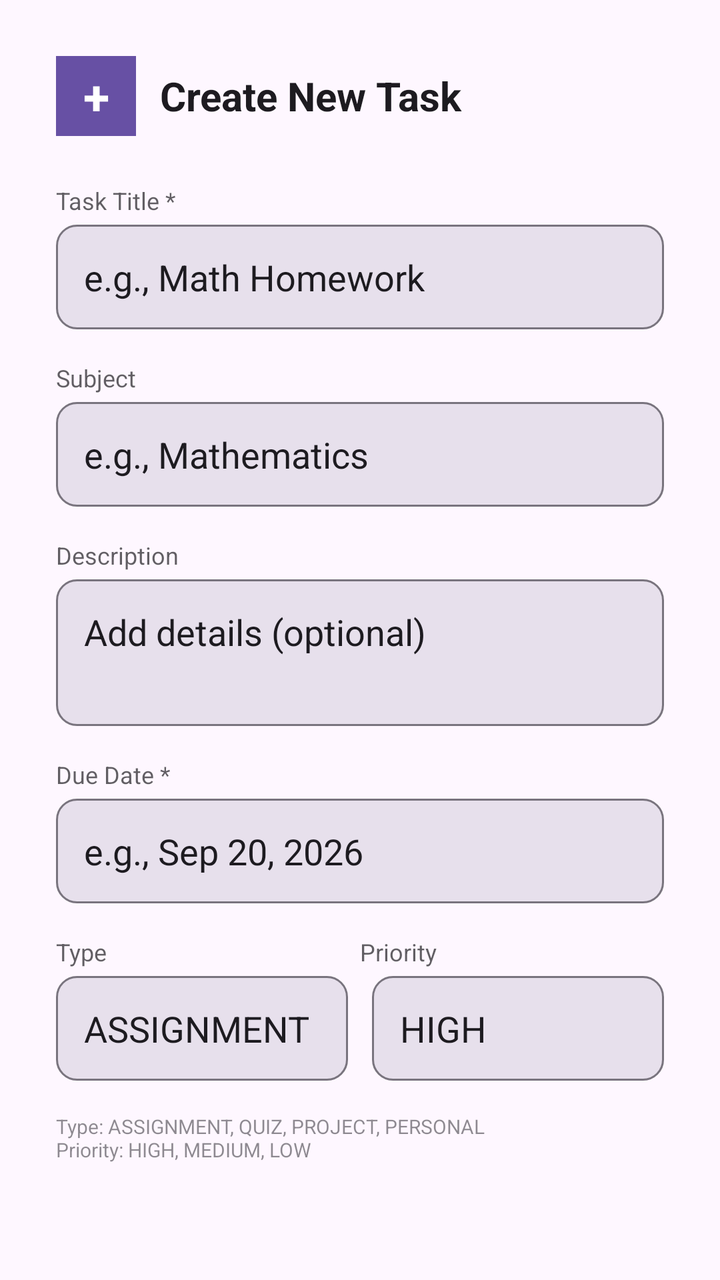
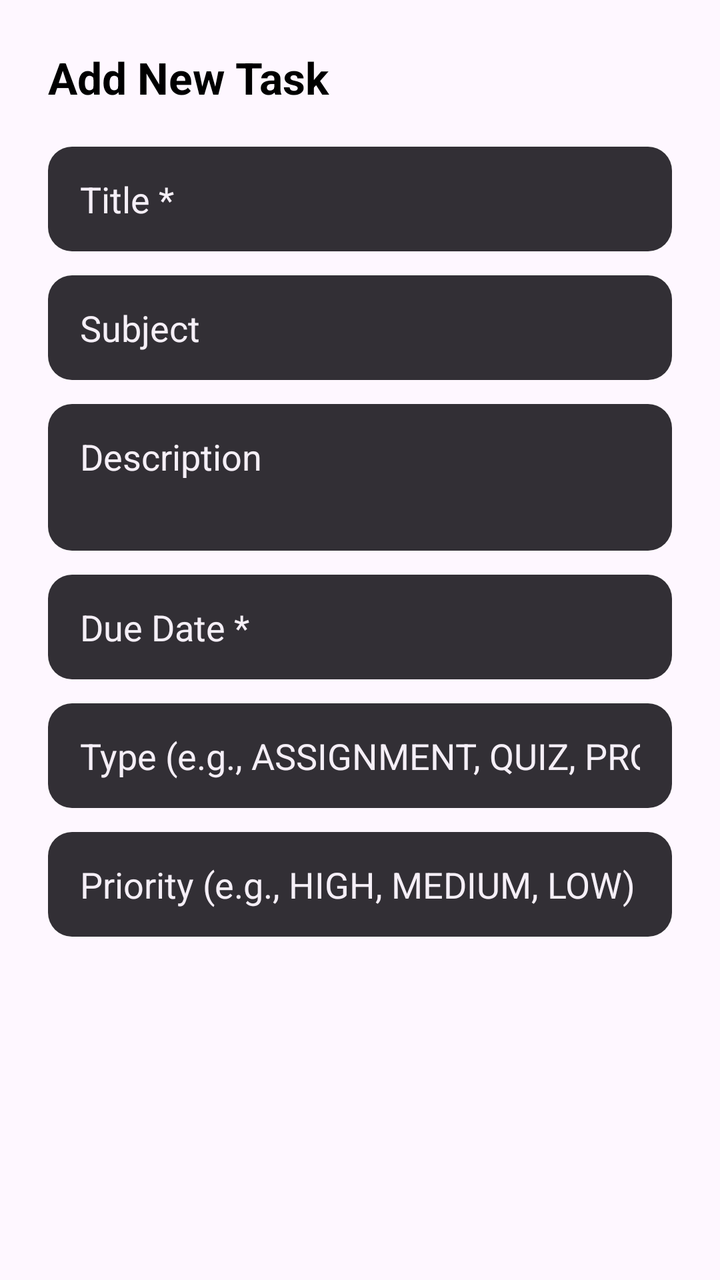

Screens rendered from an Android XML layout before and after an edit, with the pre-edit source and the edit as a unified diff.
<!-- AndroidManifest.xml: application theme Theme.David -->
<!-- res/layout/dialog_add_task.xml -->
<?xml version="1.0" encoding="utf-8"?>
<ScrollView
    xmlns:android="http://schemas.android.com/apk/res/android"
    android:layout_width="match_parent"
    android:layout_height="wrap_content"
    android:background="?attr/colorSurface"
    android:padding="28dp">

    ```
    <LinearLayout
        android:layout_width="match_parent"
        android:layout_height="wrap_content"
        android:orientation="vertical">

        

        <LinearLayout
            android:layout_width="match_parent"
            android:layout_height="wrap_content"
            android:orientation="horizontal"
            android:gravity="center_vertical"
            android:layout_marginBottom="24dp">

            <TextView
                android:layout_width="40dp"
                android:layout_height="40dp"
                android:background="?attr/colorPrimary"
                android:gravity="center"
                android:text="+"
                android:textSize="24sp"
                android:textColor="?attr/colorOnPrimary"
                android:textStyle="bold" />

            <TextView
                android:layout_width="wrap_content"
                android:layout_height="wrap_content"
                android:text="Create New Task"
                android:textSize="20sp"
                android:textStyle="bold"
                android:textColor="?attr/colorOnSurface"
                android:layout_marginStart="12dp" />

        </LinearLayout>


        

        <TextView
            android:layout_width="wrap_content"
            android:layout_height="wrap_content"
            android:text="Task Title *"
            android:textSize="12sp"
            android:textColor="?attr/colorOnSurface"
            android:alpha="0.7"
            android:layout_marginBottom="4dp" />

        <EditText
            android:id="@+id/etTitle"
            android:layout_width="match_parent"
            android:layout_height="wrap_content"
            android:hint="e.g., Math Homework"
            android:inputType="textCapSentences"
            android:background="@drawable/bg_input"
            android:layout_marginBottom="16dp"
            android:textColor="?attr/colorOnSurface"
            android:textColorHint="?attr/colorOnSurface"
            android:padding="14dp" />


        

        <TextView
            android:layout_width="wrap_content"
            android:layout_height="wrap_content"
            android:text="Subject"
            android:textSize="12sp"
            android:textColor="?attr/colorOnSurface"
            android:alpha="0.7"
            android:layout_marginBottom="4dp" />

        <EditText
            android:id="@+id/etSubject"
            android:layout_width="match_parent"
            android:layout_height="wrap_content"
            android:hint="e.g., Mathematics"
            android:inputType="textCapWords"
            android:background="@drawable/bg_input"
            android:layout_marginBottom="16dp"
            android:textColor="?attr/colorOnSurface"
            android:textColorHint="?attr/colorOnSurface"
            android:padding="14dp" />


        

        <TextView
            android:layout_width="wrap_content"
            android:layout_height="wrap_content"
            android:text="Description"
            android:textSize="12sp"
            android:textColor="?attr/colorOnSurface"
            android:alpha="0.7"
            android:layout_marginBottom="4dp" />

        <EditText
            android:id="@+id/etDescription"
            android:layout_width="match_parent"
            android:layout_height="wrap_content"
            android:hint="Add details (optional)"
            android:inputType="textMultiLine"
            android:minLines="2"
            android:gravity="top"
            android:background="@drawable/bg_input"
            android:layout_marginBottom="16dp"
            android:textColor="?attr/colorOnSurface"
            android:textColorHint="?attr/colorOnSurface"
            android:padding="14dp" />


        

        <TextView
            android:layout_width="wrap_content"
            android:layout_height="wrap_content"
            android:text="Due Date *"
            android:textSize="12sp"
            android:textColor="?attr/colorOnSurface"
            android:alpha="0.7"
            android:layout_marginBottom="4dp" />

        <EditText
            android:id="@+id/etDueDate"
            android:layout_width="match_parent"
            android:layout_height="wrap_content"
            android:hint="e.g., Sep 20, 2026"
            android:inputType="text"
            android:background="@drawable/bg_input"
            android:layout_marginBottom="16dp"
            android:textColor="?attr/colorOnSurface"
            android:textColorHint="?attr/colorOnSurface"
            android:padding="14dp" />


        

        <LinearLayout
            android:layout_width="match_parent"
            android:layout_height="wrap_content"
            android:orientation="horizontal"
            android:layout_marginBottom="8dp">

            

            <LinearLayout
                android:layout_width="0dp"
                android:layout_height="wrap_content"
                android:layout_weight="1"
                android:orientation="vertical">

                <TextView
                    android:layout_width="wrap_content"
                    android:layout_height="wrap_content"
                    android:text="Type"
                    android:textSize="12sp"
                    android:textColor="?attr/colorOnSurface"
                    android:alpha="0.7"
                    android:layout_marginBottom="4dp" />

                <EditText
                    android:id="@+id/etType"
                    android:layout_width="match_parent"
                    android:layout_height="wrap_content"
                    android:hint="ASSIGNMENT"
                    android:inputType="textCapCharacters"
                    android:background="@drawable/bg_input"
                    android:textColor="?attr/colorOnSurface"
                    android:textColorHint="?attr/colorOnSurface"
                    android:padding="14dp"
                    android:layout_marginEnd="6dp" />

            </LinearLayout>


            

            <LinearLayout
                android:layout_width="0dp"
                android:layout_height="wrap_content"
                android:layout_weight="1"
                android:orientation="vertical">

                <TextView
                    android:layout_width="wrap_content"
                    android:layout_height="wrap_content"
                    android:text="Priority"
                    android:textSize="12sp"
                    android:textColor="?attr/colorOnSurface"
                    android:alpha="0.7"
                    android:layout_marginBottom="4dp" />

                <EditText
                    android:id="@+id/etPriority"
                    android:layout_width="match_parent"
                    android:layout_height="wrap_content"
                    android:hint="HIGH"
                    android:inputType="textCapCharacters"
                    android:background="@drawable/bg_input"
                    android:textColor="?attr/colorOnSurface"
                    android:textColorHint="?attr/colorOnSurface"
                    android:padding="14dp"
                    android:layout_marginStart="6dp" />

            </LinearLayout>

        </LinearLayout>


        

        <TextView
            android:layout_width="match_parent"
            android:layout_height="wrap_content"
            android:text="Type: ASSIGNMENT, QUIZ, PROJECT, PERSONAL&#10;Priority: HIGH, MEDIUM, LOW"
            android:textSize="10sp"
            android:textColor="?attr/colorOnSurface"
            android:alpha="0.5"
            android:layout_marginTop="8dp"
            android:layout_marginBottom="4dp" />

    </LinearLayout>
    ```

</ScrollView>
<!-- resources referenced by this layout -->
<resources>
  <!-- drawable bg_input (drawable) -->
  <?xml version="1.0" encoding="utf-8"?>
  <selector xmlns:android="http://schemas.android.com/apk/res/android">
  
      ```
      
      <item android:state_focused="true">
          <shape android:shape="rectangle">
              <solid android:color="?attr/colorSurfaceVariant" />
              <stroke
                  android:width="2dp"
                  android:color="?attr/colorPrimary" />
              <corners android:radius="10dp" />
          </shape>
      </item>
  
      
      <item>
          <shape android:shape="rectangle">
              <solid android:color="?attr/colorSurfaceVariant" />
              <stroke
                  android:width="1dp"
                  android:color="?attr/colorOutline" />
              <corners android:radius="10dp" />
          </shape>
      </item>
      ```
  
  </selector>
  <style name="Theme.David" parent="Base.Theme.David" />
  <style name="Base.Theme.David" parent="Theme.Material3.DayNight.NoActionBar">
          
      </style>
</resources>

<!-- the commit's change to res/layout/dialog_add_task.xml (unified diff, before → after) -->
@@ -3,231 +3,100 @@
     xmlns:android="http://schemas.android.com/apk/res/android"
     android:layout_width="match_parent"
     android:layout_height="wrap_content"
-    android:background="?attr/colorSurface"
-    android:padding="28dp">
+    android:fillViewport="true">
 
-    ```
     <LinearLayout
         android:layout_width="match_parent"
         android:layout_height="wrap_content"
-        android:orientation="vertical">
-
-        
-
-        <LinearLayout
-            android:layout_width="match_parent"
-            android:layout_height="wrap_content"
-            android:orientation="horizontal"
-            android:gravity="center_vertical"
-            android:layout_marginBottom="24dp">
-
-            <TextView
-                android:layout_width="40dp"
-                android:layout_height="40dp"
-                android:background="?attr/colorPrimary"
-                android:gravity="center"
-                android:text="+"
-                android:textSize="24sp"
-                android:textColor="?attr/colorOnPrimary"
-                android:textStyle="bold" />
-
-            <TextView
-                android:layout_width="wrap_content"
-                android:layout_height="wrap_content"
-                android:text="Create New Task"
-                android:textSize="20sp"
-                android:textStyle="bold"
-                android:textColor="?attr/colorOnSurface"
-                android:layout_marginStart="12dp" />
-
-        </LinearLayout>
-
-
-        
+        android:orientation="vertical"
+        android:padding="24dp">
 
         <TextView
             android:layout_width="wrap_content"
             android:layout_height="wrap_content"
-            android:text="Task Title *"
-            android:textSize="12sp"
+            android:text="Add New Task"
+            android:textSize="22sp"
+            android:textStyle="bold"
             android:textColor="?attr/colorOnSurface"
-            android:alpha="0.7"
-            android:layout_marginBottom="4dp" />
+            android:layout_marginBottom="20dp"/>
 
+        
         <EditText
             android:id="@+id/etTitle"
             android:layout_width="match_parent"
             android:layout_height="wrap_content"
-            android:hint="e.g., Math Homework"
+            android:hint="Title *"
             android:inputType="textCapSentences"
-            android:background="@drawable/bg_input"
-            android:layout_marginBottom="16dp"
-            android:textColor="?attr/colorOnSurface"
-            android:textColorHint="?attr/colorOnSurface"
-            android:padding="14dp" />
-
+            android:background="@drawable/bg_dialog_input"
+            android:textColor="?attr/colorOnSurfaceInverse"
+            android:textColorHint="?attr/colorOnSurfaceInverse"
+            android:layout_marginBottom="12dp"/>
 
         
-
-        <TextView
-            android:layout_width="wrap_content"
-            android:layout_height="wrap_content"
-            android:text="Subject"
-            android:textSize="12sp"
-            android:textColor="?attr/colorOnSurface"
-            android:alpha="0.7"
-            android:layout_marginBottom="4dp" />
-
         <EditText
             android:id="@+id/etSubject"
             android:layout_width="match_parent"
             android:layout_height="wrap_content"
-            android:hint="e.g., Mathematics"
-            android:inputType="textCapWords"
-            android:background="@drawable/bg_input"
-            android:layout_marginBottom="16dp"
-            android:textColor="?attr/colorOnSurface"
-            android:textColorHint="?attr/colorOnSurface"
-            android:padding="14dp" />
-
+            android:hint="Subject"
+            android:inputType="text"
+            android:background="@drawable/bg_dialog_input"
+            android:textColor="?attr/colorOnSurfaceInverse"
+            android:textColorHint="?attr/colorOnSurfaceInverse"
+            android:layout_marginBottom="12dp"/>
 
         
-
-        <TextView
-            android:layout_width="wrap_content"
-            android:layout_height="wrap_content"
-            android:text="Description"
-            android:textSize="12sp"
-            android:textColor="?attr/colorOnSurface"
-            android:alpha="0.7"
-            android:layout_marginBottom="4dp" />
-
         <EditText
             android:id="@+id/etDescription"
             android:layout_width="match_parent"
             android:layout_height="wrap_content"
-            android:hint="Add details (optional)"
+            android:hint="Description"
             android:inputType="textMultiLine"
             android:minLines="2"
             android:gravity="top"
-            android:background="@drawable/bg_input"
-            android:layout_marginBottom="16dp"
-            android:textColor="?attr/colorOnSurface"
-            android:textColorHint="?attr/colorOnSurface"
-            android:padding="14dp" />
-
+            android:background="@drawable/bg_dialog_input"
+            android:textColor="?attr/colorOnSurfaceInverse"
+            android:textColorHint="?attr/colorOnSurfaceInverse"
+            android:layout_marginBottom="12dp"/>
 
         
-
-        <TextView
-            android:layout_width="wrap_content"
-            android:layout_height="wrap_content"
-            android:text="Due Date *"
-            android:textSize="12sp"
-            android:textColor="?attr/colorOnSurface"
-            android:alpha="0.7"
-            android:layout_marginBottom="4dp" />
-
         <EditText
             android:id="@+id/etDueDate"
             android:layout_width="match_parent"
             android:layout_height="wrap_content"
-            android:hint="e.g., Sep 20, 2026"
-            android:inputType="text"
-            android:background="@drawable/bg_input"
-            android:layout_marginBottom="16dp"
-            android:textColor="?attr/colorOnSurface"
-            android:textColorHint="?attr/colorOnSurface"
-            android:padding="14dp" />
-
+            android:hint="Due Date *"
+            android:inputType="none"
+            android:focusable="false"
+            android:focusableInTouchMode="false"
+            android:clickable="true"
+            android:cursorVisible="false"
+            android:background="@drawable/bg_dialog_input"
+            android:textColor="?attr/colorOnSurfaceInverse"
+            android:textColorHint="?attr/colorOnSurfaceInverse"
+            android:layout_marginBottom="12dp"/>
 
         
-
-        <LinearLayout
+        <EditText
+            android:id="@+id/etType"
             android:layout_width="match_parent"
             android:layout_height="wrap_content"
-            android:orientation="horizontal"
-            android:layout_marginBottom="8dp">
-
-            
-
-            <LinearLayout
-                android:layout_width="0dp"
-                android:layout_height="wrap_content"
-                android:layout_weight="1"
-                android:orientation="vertical">
-
-                <TextView
-                    android:layout_width="wrap_content"
-                    android:layout_height="wrap_content"
-                    android:text="Type"
-                    android:textSize="12sp"
-                    android:textColor="?attr/colorOnSurface"
-                    android:alpha="0.7"
-                    android:layout_marginBottom="4dp" />
-
-                <EditText
-                    android:id="@+id/etType"
-                    android:layout_width="match_parent"
-                    android:layout_height="wrap_content"
-                    android:hint="ASSIGNMENT"
-                    android:inputType="textCapCharacters"
-                    android:background="@drawable/bg_input"
-                    android:textColor="?attr/colorOnSurface"
-                    android:textColorHint="?attr/colorOnSurface"
-                    android:padding="14dp"
-                    android:layout_marginEnd="6dp" />
-
-            </LinearLayout>
-
-
-            
-
-            <LinearLayout
-                android:layout_width="0dp"
-                android:layout_height="wrap_content"
-                android:layout_weight="1"
-                android:orientation="vertical">
-
-                <TextView
-                    android:layout_width="wrap_content"
-                    android:layout_height="wrap_content"
-                    android:text="Priority"
-                    android:textSize="12sp"
-                    android:textColor="?attr/colorOnSurface"
-                    android:alpha="0.7"
-                    android:layout_marginBottom="4dp" />
-
-                <EditText
-                    android:id="@+id/etPriority"
-                    android:layout_width="match_parent"
-                    android:layout_height="wrap_content"
-                    android:hint="HIGH"
-                    android:inputType="textCapCharacters"
-                    android:background="@drawable/bg_input"
-                    android:textColor="?attr/colorOnSurface"
-                    android:textColorHint="?attr/colorOnSurface"
-                    android:padding="14dp"
-                    android:layout_marginStart="6dp" />
-
-            </LinearLayout>
-
-        </LinearLayout>
-
+            android:hint="Type (e.g., ASSIGNMENT, QUIZ, PROJECT)"
+            android:inputType="textCapCharacters"
+            android:background="@drawable/bg_dialog_input"
+            android:textColor="?attr/colorOnSurfaceInverse"
+            android:textColorHint="?attr/colorOnSurfaceInverse"
+            android:layout_marginBottom="12dp"/>
 
         
-
-        <TextView
+        <EditText
+            android:id="@+id/etPriority"
             android:layout_width="match_parent"
             android:layout_height="wrap_content"
-            android:text="Type: ASSIGNMENT, QUIZ, PROJECT, PERSONAL&#10;Priority: HIGH, MEDIUM, LOW"
-            android:textSize="10sp"
-            android:textColor="?attr/colorOnSurface"
-            android:alpha="0.5"
-            android:layout_marginTop="8dp"
-            android:layout_marginBottom="4dp" />
+            android:hint="Priority (e.g., HIGH, MEDIUM, LOW)"
+            android:inputType="textCapCharacters"
+            android:background="@drawable/bg_dialog_input"
+            android:textColor="?attr/colorOnSurfaceInverse"
+            android:textColorHint="?attr/colorOnSurfaceInverse"
+            android:layout_marginBottom="12dp"/>
 
     </LinearLayout>
-    ```
-
 </ScrollView>
<!-- resource entries referenced after the edit -->
@@ -1,37 +1,41 @@
 <!-- resources referenced by this layout -->
 <resources>
-  <!-- drawable bg_input (drawable) -->
+  <!-- drawable bg_dialog_input (drawable) -->
   <?xml version="1.0" encoding="utf-8"?>
-  <selector xmlns:android="http://schemas.android.com/apk/res/android">
-  
-      ```
-      
-      <item android:state_focused="true">
-          <shape android:shape="rectangle">
-              <solid android:color="?attr/colorSurfaceVariant" />
-              <stroke
-                  android:width="2dp"
-                  android:color="?attr/colorPrimary" />
-              <corners android:radius="10dp" />
-          </shape>
-      </item>
+  <shape xmlns:android="http://schemas.android.com/apk/res/android"
+      android:shape="rectangle">
   
       
-      <item>
-          <shape android:shape="rectangle">
-              <solid android:color="?attr/colorSurfaceVariant" />
-              <stroke
-                  android:width="1dp"
-                  android:color="?attr/colorOutline" />
-              <corners android:radius="10dp" />
-          </shape>
-      </item>
-      ```
+      <solid android:color="?attr/colorSurfaceInverse" />
   
-  </selector>
+      
+      <corners android:radius="12dp" />
+  
+      
+      <padding
+          android:left="16dp"
+          android:top="14dp"
+          android:right="16dp"
+          android:bottom="14dp" />
+  </shape>
   <style name="Theme.David" parent="Base.Theme.David" />
   <style name="Base.Theme.David" parent="Theme.Material3.DayNight.NoActionBar">
+  
           
+          <item name="android:statusBarColor">@android:color/black</item>
+          <item name="android:windowLightStatusBar">false</item>
+  
+          
+          <item name="colorSurface">@android:color/white</item>
+          <item name="colorSurfaceVariant">#F5F5F5</item>
+          <item name="colorOnSurface">@android:color/black</item>
+          <item name="colorOnSurfaceVariant">#757575</item>
+          <item name="colorError">#B00020</item>
+  
+          
+          <item name="colorFloatingActionButton">@android:color/black</item>
+          <item name="colorOnFloatingActionButton">@android:color/white</item>
+  
       </style>
 </resources>
 
